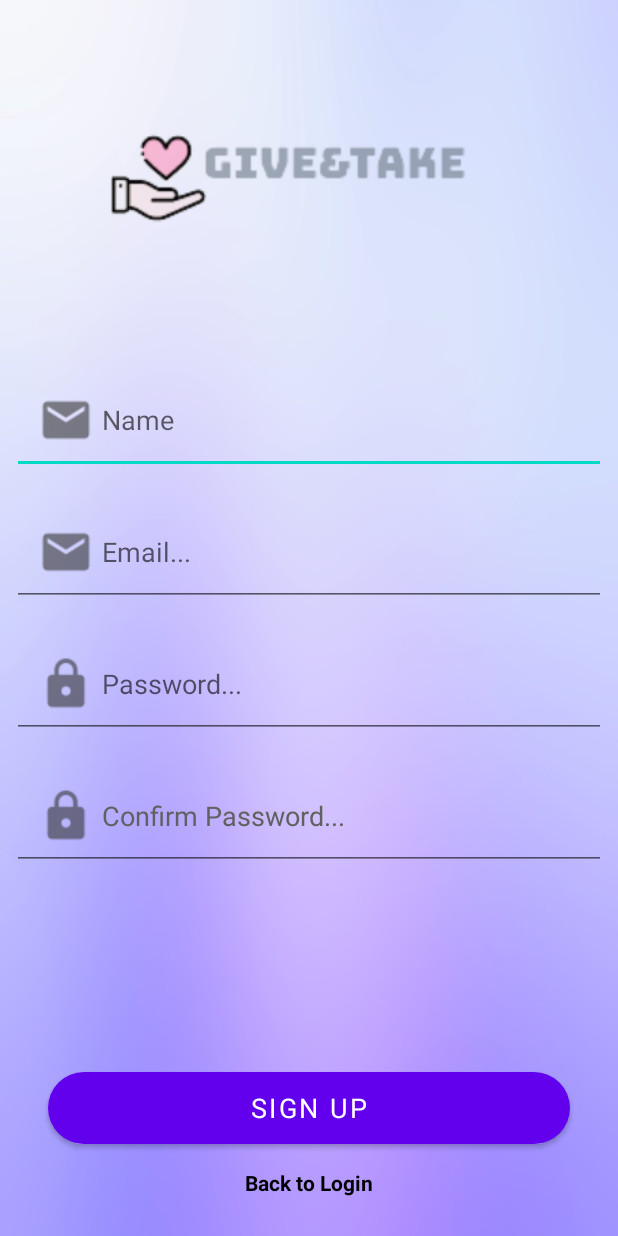
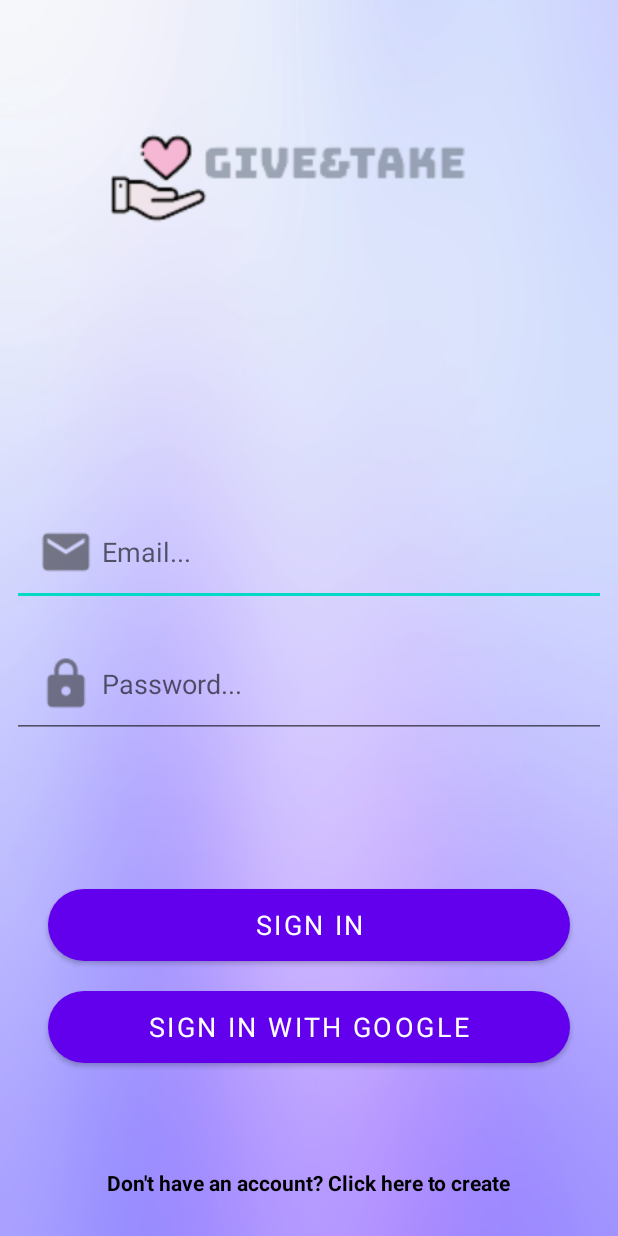
Before and after one commit to liralgazi/give_and_take_app, an Android app: the layout fragment_login.xml on its own in the app's theme, with its tools: preview values and no code run, on a phone screen of 412 x 824 dp. Run offline under Robolectric (Android 15) with nearby library versions, the phone set to English and light mode, and no system bars.

Commit message:
create new login fragment and change style

```diff
--- /dev/null
+++ b/app/src/main/java/com/example/giveandtake/fragments/loginFragment.java
@@ -0,0 +1,27 @@
+package com.example.giveandtake.fragments;
+
+import android.os.Bundle;
+
+import androidx.fragment.app.Fragment;
+
+import android.view.LayoutInflater;
+import android.view.View;
+import android.view.ViewGroup;
+
+import com.example.giveandtake.R;
+
+public class loginFragment extends Fragment {
+
+
+    public loginFragment() {
+        // Required empty public constructor
+    }
+
+
+    @Override
+    public View onCreateView(LayoutInflater inflater, ViewGroup container,
+                             Bundle savedInstanceState) {
+        // Inflate the layout for this fragment
+        return inflater.inflate(R.layout.fragment_login, container, false);
+    }
+}
--- a/app/src/main/res/layout/fragment_create_account.xml
+++ b/app/src/main/res/layout/fragment_login.xml
@@ -3,9 +3,10 @@
     xmlns:tools="http://schemas.android.com/tools"
     android:layout_width="match_parent"
     android:layout_height="match_parent"
+    tools:context=".fragments.loginFragment"
     xmlns:app="http://schemas.android.com/apk/res-auto"
-    tools:context=".fragments.CreateAccountFragment"
     android:background="@drawable/light_purpel_background">
+
 
     <ImageView
         android:id="@+id/register_icon"
@@ -23,17 +24,7 @@
         android:layout_centerInParent="true">
 
         <EditText
-            android:id="@+id/register_username"
-            android:layout_width="match_parent"
-            android:layout_height="wrap_content"
-            android:layout_margin="8dp"
-            android:padding="12dp"
-            android:hint="Name"
-            android:inputType="textEmailAddress"
-            android:drawableLeft="@drawable/email"/>
-
-        <EditText
-            android:id="@+id/register_email"
+            android:id="@+id/login_email"
             android:layout_width="match_parent"
             android:layout_height="wrap_content"
             android:layout_margin="8dp"
@@ -43,7 +34,7 @@
             android:drawableLeft="@drawable/email"/>
 
         <EditText
-            android:id="@+id/register_password"
+            android:id="@+id/login_password"
             android:layout_width="match_parent"
             android:layout_height="wrap_content"
             android:layout_margin="8dp"
@@ -53,23 +44,27 @@
             android:autofillHints=""
             android:drawableLeft="@drawable/password"/>
 
-        <EditText
-            android:id="@+id/register_confirm_password"
-            android:layout_width="match_parent"
-            android:layout_height="wrap_content"
-            android:layout_margin="8dp"
-            android:padding="12dp"
-            android:hint="@string/confirm_password"
-            android:inputType="textPassword"
-            android:textColorHint="#616161"
-            android:drawableLeft="@drawable/password"/>
     </LinearLayout>
 
     <Button
-        android:id="@+id/register_create_account"
+        android:id="@+id/login_signin_btn"
         android:layout_width="match_parent"
         android:layout_height="wrap_content"
-        android:text="Sign Up"
+        android:text="Sign In"
+        android:layout_marginStart="32dp"
+        android:layout_marginEnd="32dp"
+        android:background="@drawable/button"
+        android:fontFamily="sans-serif"
+        android:textColor="@color/white"
+        android:textSize="18sp"
+        android:layout_above="@id/google_signin_btn"
+        android:layout_marginBottom="20dp"/>
+
+    <Button
+        android:id="@+id/google_signin_btn"
+        android:layout_width="match_parent"
+        android:layout_height="wrap_content"
+        android:text="Sign In With Google"
         android:layout_marginStart="32dp"
         android:layout_marginEnd="32dp"
         android:background="@drawable/button"
@@ -77,22 +72,20 @@
         android:textAlignment="center"
         android:textColor="@color/white"
         android:textSize="18sp"
-        android:layout_above="@id/loginTv"
-        android:layout_marginBottom="16dp"/>
+        android:layout_above="@id/signup_tv"
+        android:layout_marginBottom="70dp"/>
 
 
     <TextView
-        android:id="@+id/loginTv"
+        android:id="@+id/signup_tv"
         android:layout_width="wrap_content"
         android:layout_height="wrap_content"
         android:layout_centerHorizontal="true"
         android:layout_alignParentBottom="true"
         android:layout_marginBottom="26dp"
-        android:text="Back to Login"
+        android:text="Don't have an account? Click here to create"
         android:textStyle="bold"
         android:textColor="@color/black"/>
 
 
-
-
 </RelativeLayout>
```
